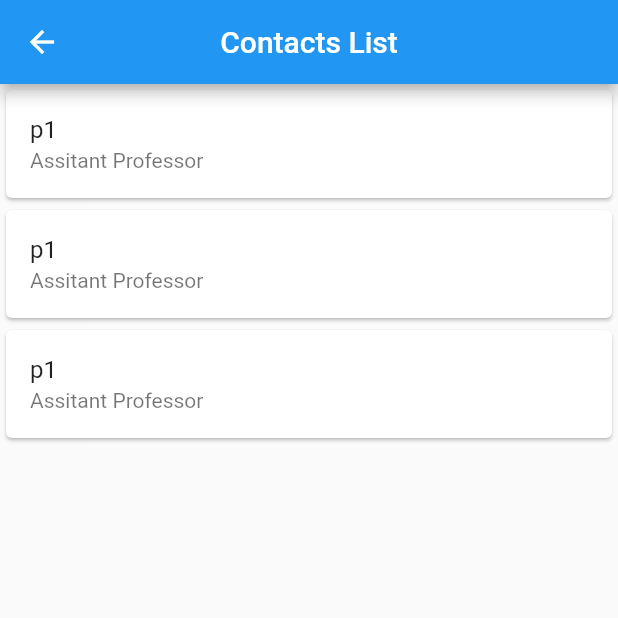
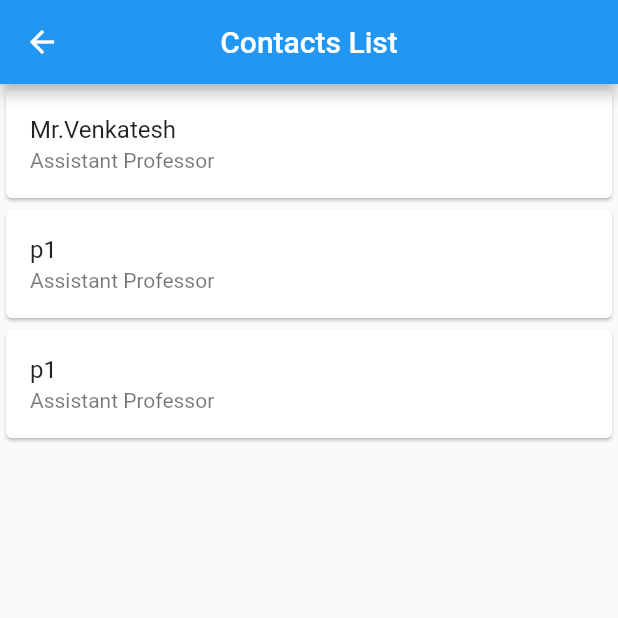
Before and after one commit to Kirthik24/Skct_Contact_demo1, a Flutter app: the screen it shows after launch, after a tap on "CSE", on a phone screen of 412 x 824 dp, the top half of it. Run offline on Flutter 3.47's test engine with Material 2 defaults, Android fonts, the phone set to English and light mode, and no system bars; our stand-ins replace firebase_core; missing offline and left inert: flutter_phone_direct_caller; accounts and stored records are empty.

```diff
--- a/assets/data.json
+++ b/assets/data.json
@@ -1,23 +1,23 @@
 [
+    {
+      "name": "Mr.Venkatesh",
+      "department": "CSE",
+      "phone": "9894209390",
+      "des": "Assistant Professor",
+      "email": "mrgvnkatesh@skct.edu.in"
+    },
     {
       "name": "p1",
       "department": "CSE",
       "phone": "Description 1",
-      "des": "Assitant Professor",
+      "des": "Assistant Professor",
       "email": "dummyemail.comm"
     },
     {
       "name": "p1",
       "department": "CSE",
       "phone": "Description 1",
-      "des": "Assitant Professor",
-      "email": "dummyemail.comm"
-    },
-    {
-      "name": "p1",
-      "department": "CSE",
-      "phone": "Description 1",
-      "des": "Assitant Professor",
+      "des": "Assistant Professor",
       "email": "dummyemail.comm"
     }
 ]
--- a/lib/pages/ContactPage.dart
+++ b/lib/pages/ContactPage.dart
@@ -5,6 +5,7 @@ import 'package:flutter/material.dart';
 
 import '../model/ContactClass.dart';
 import 'ContactDetails.dart';
+import 'ContactDetailsV2.dart';
 
 class ContactPage extends StatefulWidget {
   final String destination;
@@ -79,7 +80,7 @@ class _ContactPageState extends State<ContactPage> {
           subtitle: Text(thiscontact.des),
           onTap: (){
             Navigator.of(context).push(MaterialPageRoute
-              (builder: (context) => ContactDetails(contact: thiscontact),
+              (builder: (context) => ContactDetailsV2(contact: thiscontact),
             ));
           },
         ),
--- a/lib/pages/MyHomePage.dart
+++ b/lib/pages/MyHomePage.dart
@@ -1,6 +1,6 @@
 import 'package:flutter/cupertino.dart';
 import 'package:flutter/material.dart';
-
+import 'dart:math' as math;
 import 'ContactPage.dart';
 
 class MyHomePage extends StatefulWidget {
@@ -25,6 +25,12 @@ class _MyHomePageState extends State<MyHomePage> {
               elevation: 6,
               margin: const EdgeInsets.all(10),
               child: ListTile(
+                  shape: RoundedRectangleBorder(
+                      side: BorderSide(color: Colors.blue.shade200, width: 0.5),
+                      borderRadius: BorderRadius.circular(5)),
+                  tileColor: Colors.blue.shade400,
+                  textColor: Colors.white,
+                  iconColor: Colors.white,
                   title: Center(
                     child: Text(depList[index].toString()),
                   ),
--- a/pubspec.yaml
+++ b/pubspec.yaml
@@ -20,6 +20,7 @@ dependencies:
   cloud_firestore: ^3.4.6
   firebase_core: ^1.21.1
   firebase_database: ^9.1.3
+  neon: ^0.1.0
 
 
 dev_dependencies:
@@ -32,3 +33,8 @@ flutter:
 
   assets:
     - assets/data.json
+  fonts:
+    - family: Poppins
+      fonts:
+        - asset: fonts/Poppins-Bold.ttf
+          style: italic
```
Also changed, not shown: lib/pages/ContactDetailsV2.dart (added, +105 -0 lines), fonts/Poppins-Bold.ttf (added), fonts/Poppins-Light.ttf (added), fonts/Poppins-Medium.ttf (added), fonts/Poppins-Regular.ttf (added), fonts/Poppins-SemiBold.ttf (added), pubspec.lock.
